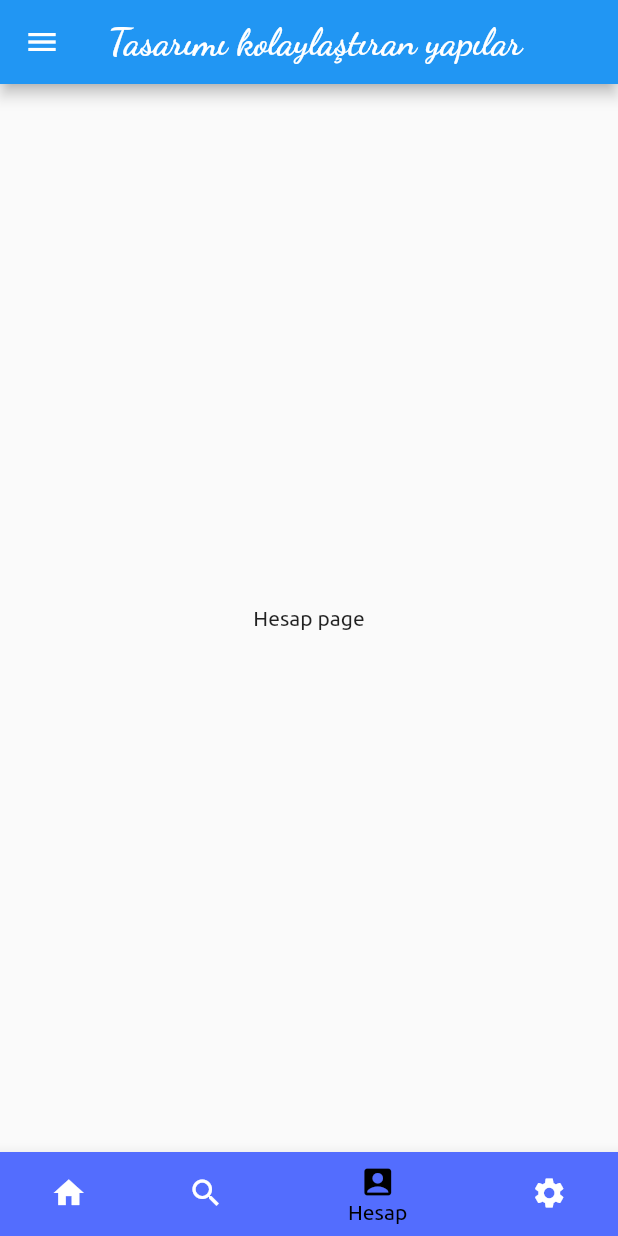
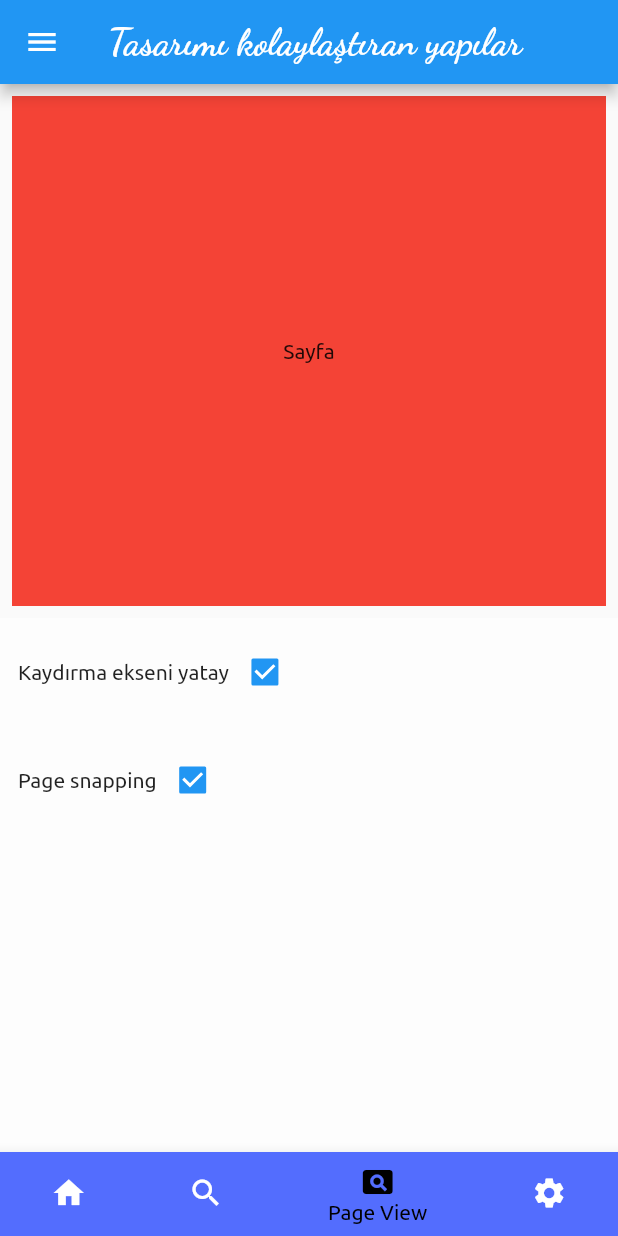
Before and after one commit to uluibrahim/Sifirdan-Flutter-Dersleri, a Flutter app: the screen it shows after launch, item 3 of the bottom bar chosen, on a phone screen of 412 x 824 dp. Run offline on Flutter 3.47's test engine with Material 2 defaults, Android fonts, the phone set to English and light mode, and no system bars; our stand-ins replace date_format, flutter_easyloading, palette_generator; network calls fail.

Commit message:
pageView kullanımı

```diff
--- a/Bolum7/tasarimi_kolaylastiran_yapilar/lib/main.dart
+++ b/Bolum7/tasarimi_kolaylastiran_yapilar/lib/main.dart
@@ -3,7 +3,8 @@ import 'package:tasarimi_kolaylastiran_yapilar/view/ana_sayfa.dart';
 import 'package:tasarimi_kolaylastiran_yapilar/view/arama_sayfasi.dart';
 import 'package:tasarimi_kolaylastiran_yapilar/view/drawer.dart';
 import 'package:tasarimi_kolaylastiran_yapilar/view/font_kullanimi.dart';
-import 'package:tasarimi_kolaylastiran_yapilar/view/hesap_sayfasi.dart';
+
+import 'package:tasarimi_kolaylastiran_yapilar/view/page_view.dart';
 import 'package:tasarimi_kolaylastiran_yapilar/view/settings_page.dart';
 
 void main() => runApp(MyApp());
@@ -20,18 +21,20 @@ class _MyAppState extends State<MyApp> {
   AnaSafya? anaSayfa;
   AramaSayfasi? aramaSayfasi;
   SettingsPage? ayarSayfasi;
-  HesapPage? hesapSayfasi;
+  PageViewKullanimi? pageView;
 
   var keyAnaSayfa = PageStorageKey("key_ana_sayfa");
   var keyAramaSayfasi = PageStorageKey("key_arama_sayfa");
+  var keyViewPageSayfasi = PageStorageKey("key_view_page_sayfa");
   @override
   void initState() {
     super.initState();
     anaSayfa = AnaSafya(keyAnaSayfa);
     aramaSayfasi = AramaSayfasi(keyAramaSayfasi);
     ayarSayfasi = SettingsPage();
-    hesapSayfasi = HesapPage();
-    tumSayfalar = [anaSayfa, aramaSayfasi, hesapSayfasi, ayarSayfasi];
+    pageView = PageViewKullanimi(keyViewPageSayfasi);
+
+    tumSayfalar = [anaSayfa, aramaSayfasi, pageView, ayarSayfasi];
   }
 
   @override
@@ -70,8 +73,8 @@ class _MyAppState extends State<MyApp> {
             label: 'Ara',
             backgroundColor: Colors.red),
         BottomNavigationBarItem(
-            icon: Icon(Icons.account_box),
-            label: 'Hesap',
+            icon: Icon(Icons.pageview),
+            label: 'Page View',
             backgroundColor: Colors.indigoAccent),
         BottomNavigationBarItem(
             icon: Icon(Icons.settings),
--- a/Bolum7/tasarimi_kolaylastiran_yapilar/lib/view/hesap_sayfasi.dart
+++ /dev/null
@@ -1,12 +0,0 @@
-import 'package:flutter/material.dart';
-
-class HesapPage extends StatelessWidget {
-  const HesapPage({Key? key}) : super(key: key);
-
-  @override
-  Widget build(BuildContext context) {
-    return Container(
-      child: Text("Hesap page"),
-    );
-  }
-}
--- /dev/null
+++ b/Bolum7/tasarimi_kolaylastiran_yapilar/lib/view/page_view.dart
@@ -0,0 +1,92 @@
+import 'package:flutter/material.dart';
+
+class PageViewKullanimi extends StatefulWidget {
+  PageViewKullanimi(Key key) : super(key: key);
+
+  @override
+  _PageViewKullanimiState createState() => _PageViewKullanimiState();
+}
+
+class _PageViewKullanimiState extends State<PageViewKullanimi> {
+  var myController =
+      PageController(keepPage: true, initialPage: 0, viewportFraction: 1);
+  bool eksen = true;
+  bool snapping = true;
+  @override
+  Widget build(BuildContext context) {
+    return Column(
+      children: [
+        Expanded(
+          child: PageView(
+            controller: myController,
+            scrollDirection: eksen == true ? Axis.horizontal : Axis.vertical,
+            pageSnapping: snapping,
+            onPageChanged: (value) {
+              print("index $value");
+            },
+            children: [
+              Padding(
+                padding: const EdgeInsets.all(8.0),
+                child: Container(
+                  height: 200,
+                  color: Colors.red,
+                  child: Align(child: Text("Sayfa")),
+                ),
+              ),
+              Padding(
+                padding: const EdgeInsets.all(8.0),
+                child: Container(
+                  height: 200,
+                  color: Colors.green,
+                  child: Align(child: Text("Sayfa")),
+                ),
+              ),
+            ],
+          ),
+        ),
+        Expanded(
+          child: Container(
+            color: Colors.white54,
+            height: 200,
+            child: Column(
+              children: [
+                Padding(
+                  padding: const EdgeInsets.all(12.0),
+                  child: Row(
+                    children: [
+                      Text("Kaydırma ekseni yatay"),
+                      Checkbox(
+                        value: eksen,
+                        onChanged: (value) {
+                          setState(() {
+                            eksen = value!;
+                          });
+                        },
+                      ),
+                    ],
+                  ),
+                ),
+                Padding(
+                  padding: const EdgeInsets.all(12.0),
+                  child: Row(
+                    children: [
+                      Text("Page snapping"),
+                      Checkbox(
+                        value: snapping,
+                        onChanged: (value) {
+                          setState(() {
+                            snapping = value!;
+                          });
+                        },
+                      ),
+                    ],
+                  ),
+                ),
+              ],
+            ),
+          ),
+        ),
+      ],
+    );
+  }
+}
```
